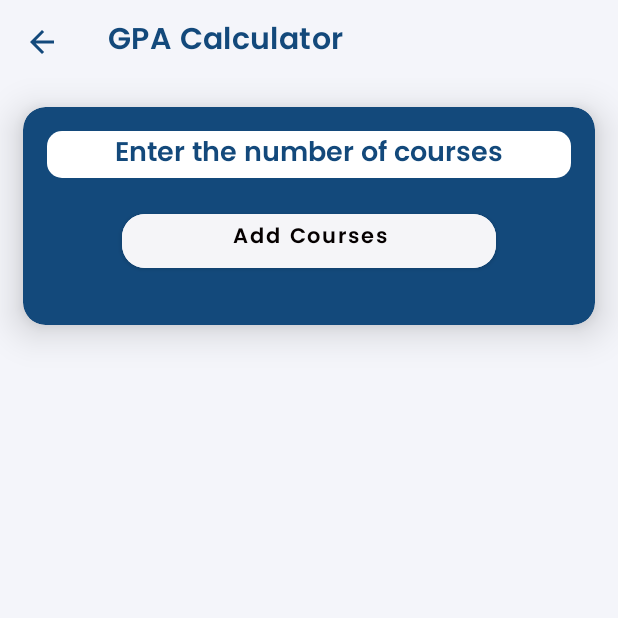
After one commit to raoharshit/College_App, an Android app: the GpaCalculator screen opened directly, with no data from a screen before it, on a phone screen of 412 x 824 dp, the top half of it. The commit adds this screen. Run offline under Robolectric (Android 15) with nearby library versions, the phone set to English and light mode, and no system bars.

Commit message:
GPACalculator functionality is added

```diff
--- a/UserApp/src/main/java/com/example/collegeapp/MainActivity.java
+++ b/UserApp/src/main/java/com/example/collegeapp/MainActivity.java
@@ -32,6 +32,7 @@ import android.widget.Button;
 import android.widget.Toast;
 
 import com.example.collegeapp.Authentication.LoginActivity;
+import com.example.collegeapp.GPACalculator.GpaCalculator;
 import com.example.collegeapp.clubs.ClubActivity;
 import com.example.collegeapp.ebook.EbookActivity;
 import com.google.android.material.bottomnavigation.BottomNavigationView;
@@ -202,6 +203,10 @@ public class MainActivity extends AppCompatActivity implements NavigationView.On
                 startActivity(new Intent(MainActivity.this, EbookActivity.class));
                 break;
 
+            case R.id.navigation_cgpa:
+                startActivity(new Intent(MainActivity.this, GpaCalculator.class));
+                break;
+
             case R.id.navigation_theme:
                 showDialog();
                 break;
--- /dev/null
+++ b/UserApp/src/main/res/drawable/shape_gpacal.xml
@@ -0,0 +1,5 @@
+<shape xmlns:android="http://schemas.android.com/apk/res/android"
+    android:shape="rectangle">
+    <corners android:radius="10dp" /> <!-- Adjust the radius as needed -->
+    <solid android:color="@color/white" /> <!-- Replace with your color -->
+</shape>
--- /dev/null
+++ b/UserApp/src/main/res/layout/activity_gpa_calculator.xml
@@ -0,0 +1,102 @@
+<?xml version="1.0" encoding="utf-8"?>
+<RelativeLayout xmlns:android="http://schemas.android.com/apk/res/android"
+    xmlns:app="http://schemas.android.com/apk/res-auto"
+    xmlns:tools="http://schemas.android.com/tools"
+    android:layout_width="match_parent"
+    android:layout_height="match_parent"
+    android:orientation="vertical"
+    android:background="@color/backgroundCol"
+    tools:context=".GPACalculator.GpaCalculator">
+
+    <androidx.constraintlayout.widget.ConstraintLayout
+        android:id="@+id/toolbarCL"
+        android:layout_width="match_parent"
+        android:layout_height="wrap_content">
+        <com.google.android.material.appbar.AppBarLayout
+            android:id="@+id/appBarLayout"
+            android:layout_width="match_parent"
+            android:layout_height="wrap_content"
+            app:layout_constraintEnd_toEndOf="parent"
+            app:layout_constraintStart_toStartOf="parent"
+            app:layout_constraintTop_toTopOf="parent">
+
+            <androidx.appcompat.widget.Toolbar
+                android:id="@+id/appbarGPA"
+                android:layout_width="match_parent"
+                android:layout_height="?attr/actionBarSize"
+                android:background="@color/backgroundCol"
+                app:title="GPA Calculator"
+                app:titleTextColor="@color/titleBarColor"
+                style="@style/ToolbarColoredBackArrow"/>
+
+        </com.google.android.material.appbar.AppBarLayout>
+    </androidx.constraintlayout.widget.ConstraintLayout>
+
+    <com.google.android.material.card.MaterialCardView
+        android:layout_width="match_parent"
+        android:layout_height="wrap_content"
+        android:layout_margin="15dp"
+        android:backgroundTint="@color/colorPrimary"
+        android:layout_below="@id/toolbarCL"
+        android:padding="15dp"
+        app:cardCornerRadius="15dp"
+        app:cardElevation="15dp">
+        <RelativeLayout
+            android:paddingLeft="16dp"
+            android:paddingTop="16dp"
+            android:paddingRight="16dp"
+            android:paddingBottom="16dp"
+            android:layout_width="match_parent"
+            android:layout_height="wrap_content">
+
+            <com.google.android.material.button.MaterialButton
+                android:id="@+id/ad_sub"
+                android:layout_width="wrap_content"
+                android:layout_height="wrap_content"
+                android:layout_below="@+id/sub_no"
+                android:layout_alignParentStart="true"
+                android:layout_alignParentLeft="true"
+                android:layout_alignParentEnd="true"
+                android:layout_alignParentRight="true"
+                android:layout_marginTop="18dp"
+                android:layout_marginHorizontal="50dp"
+                android:backgroundTint="#F5F5F8"
+                android:fontFamily="@font/poppinsmedium"
+                android:gravity="center_horizontal"
+                android:onClick="addition"
+                android:text="Add Courses"
+                android:textAlignment="center"
+                android:textAllCaps="false"
+                android:textColor="#050000"
+                android:textStyle="bold"
+                app:cornerRadius="15dp" />
+
+            <GridLayout
+                android:id="@+id/linearlayout"
+                android:layout_width="match_parent"
+                android:layout_height="wrap_content"
+                android:layout_below="@+id/ad_sub"
+                android:layout_centerHorizontal="true"
+                android:layout_marginTop="16dp"
+                android:useDefaultMargins="true"
+                android:columnCount="3" />
+
+
+            <com.google.android.material.textfield.TextInputEditText
+                android:id="@+id/sub_no"
+                android:layout_width="match_parent"
+                android:layout_height="wrap_content"
+                android:fontFamily="@font/poppinsmedium"
+                android:gravity="center_horizontal"
+                android:hint="Enter the number of courses"
+                android:inputType="number"
+                android:maxLength="2"
+                android:background="@drawable/shape_gpacal"
+                android:textAlignment="center"
+                android:textColor="@color/colorPrimary"
+                android:textColorHint="@color/colorPrimary" />
+
+        </RelativeLayout>
+    </com.google.android.material.card.MaterialCardView>
+
+</RelativeLayout>
```
Also changed, not shown: UserApp/src/main/AndroidManifest.xml (+6 -2 lines), UserApp/src/main/java/com/example/collegeapp/GPACalculator/GpaCalculator.java (added, +214 -0 lines), UserApp/src/main/res/layout/spinner_list.xml (added, +11 -0 lines).
